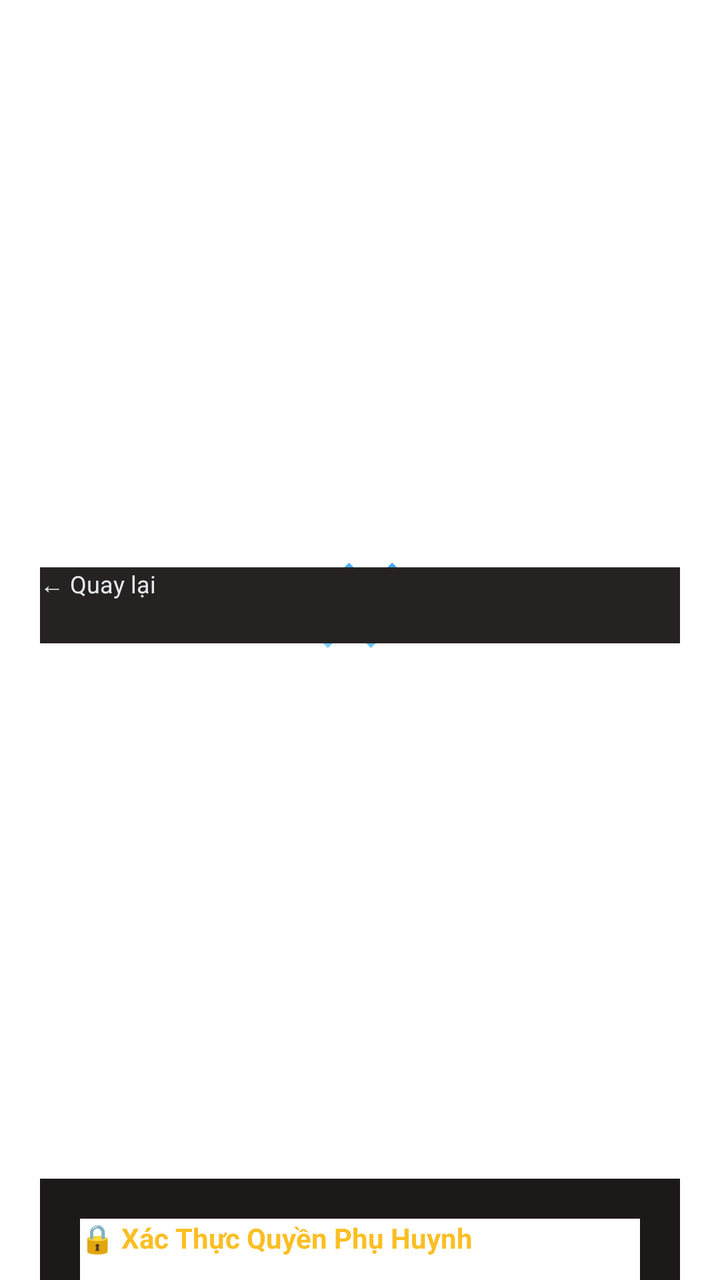
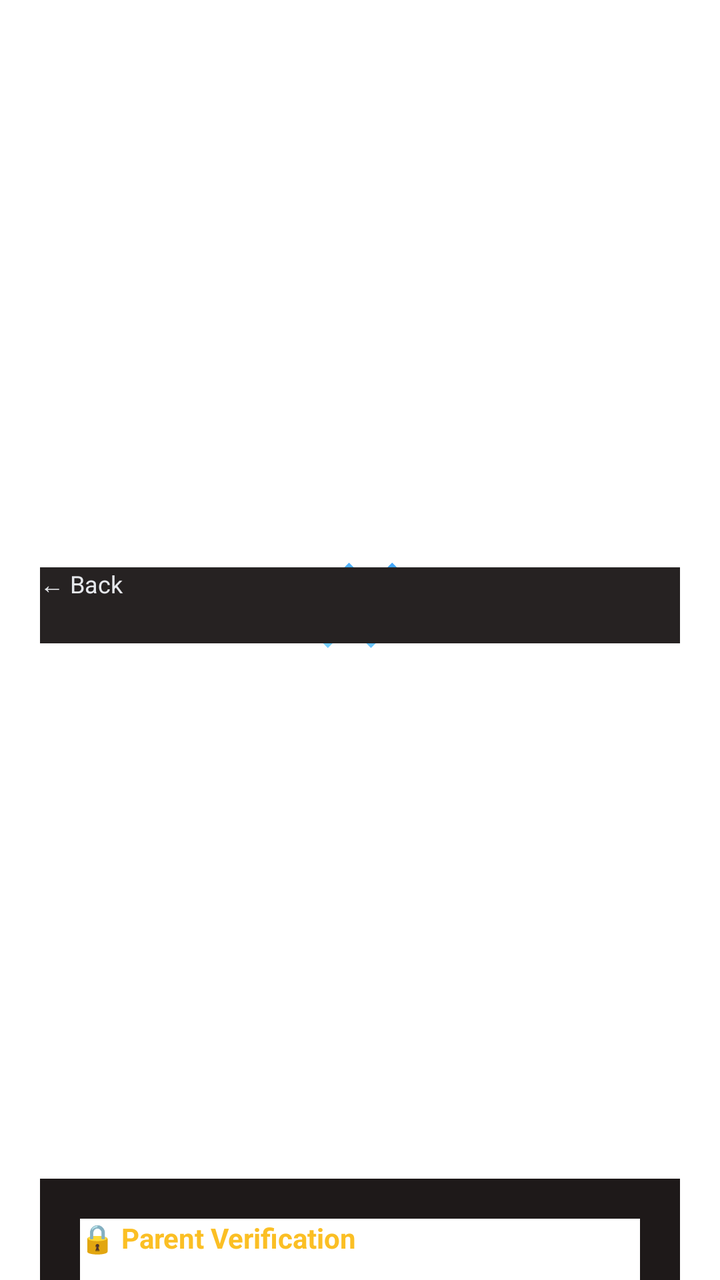

Screens rendered from an Android XML layout before and after an edit, with the pre-edit source and the edit as a unified diff.
<!-- AndroidManifest.xml: activity theme AppTheme.NoActionBarLaunch -->
<!-- res/layout/activity_parent_settings.xml -->
<?xml version="1.0" encoding="utf-8"?>
<ScrollView xmlns:android="http://schemas.android.com/apk/res/android"
    android:layout_width="match_parent"
    android:layout_height="match_parent"
    android:background="#0A0708"
    android:fillViewport="true">

    <LinearLayout
        android:layout_width="match_parent"
        android:layout_height="wrap_content"
        android:orientation="vertical"
        android:paddingStart="20dp"
        android:paddingEnd="20dp"
        android:paddingTop="36dp"
        android:paddingBottom="40dp">

        
        <LinearLayout
            android:layout_width="match_parent"
            android:layout_height="wrap_content"
            android:orientation="horizontal"
            android:gravity="center_vertical"
            android:layout_marginBottom="20dp">

            <Button
                android:id="@+id/btnBackFromSettings"
                android:layout_width="wrap_content"
                android:layout_height="38dp"
                android:backgroundTint="#262222"
                android:text="← Quay lại"
                android:textColor="#E5E7EB"
                android:textSize="12sp" />

            <TextView
                android:layout_width="0dp"
                android:layout_height="wrap_content"
                android:layout_weight="1"
                android:text="Cài Đặt Phụ Huynh"
                android:textColor="#FEF3C7"
                android:textSize="18sp"
                android:textStyle="bold"
                android:gravity="center" />

            <View
                android:layout_width="40dp"
                android:layout_height="1dp" />
        </LinearLayout>

        
        <LinearLayout
            android:id="@+id/layoutPinGate"
            android:layout_width="match_parent"
            android:layout_height="wrap_content"
            android:background="#1E1919"
            android:orientation="vertical"
            android:padding="20dp">

            <TextView
                android:layout_width="wrap_content"
                android:layout_height="wrap_content"
                android:text="🔒 Xác Thực Quyền Phụ Huynh"
                android:textColor="#FBBF24"
                android:textSize="14sp"
                android:textStyle="bold" />

            <TextView
                android:layout_width="wrap_content"
                android:layout_height="wrap_content"
                android:layout_marginTop="4dp"
                android:text="Nhập mã PIN 4 số (Mặc định: 1225 - Đêm Noel):"
                android:textColor="#9CA3AF"
                android:textSize="12sp" />

            <EditText
                android:id="@+id/etPinCode"
                android:layout_width="match_parent"
                android:layout_height="48dp"
                android:layout_marginTop="12dp"
                android:background="#2E2828"
                android:inputType="numberPassword"
                android:maxLength="4"
                android:textColor="#FFFFFF"
                android:textColorHint="#6B7280"
                android:hint="Nhập 1225"
                android:paddingStart="12dp"
                android:paddingEnd="12dp" />

            <Button
                android:id="@+id/btnVerifyPin"
                android:layout_width="match_parent"
                android:layout_height="48dp"
                android:layout_marginTop="12dp"
                android:backgroundTint="#059669"
                android:text="Mở Khóa Bảng Điều Khiển"
                android:textColor="#FFFFFF"
                android:textStyle="bold" />
        </LinearLayout>

        
        <LinearLayout
            android:id="@+id/layoutProfileForm"
            android:layout_width="match_parent"
            android:layout_height="wrap_content"
            android:orientation="vertical"
            android:visibility="gone">

            
            <TextView
                android:layout_width="wrap_content"
                android:layout_height="wrap_content"
                android:text="Tên của bé:"
                android:textColor="#FEF3C7"
                android:textSize="13sp"
                android:textStyle="bold"
                android:layout_marginTop="12dp" />

            <EditText
                android:id="@+id/etChildName"
                android:layout_width="match_parent"
                android:layout_height="48dp"
                android:background="#1E1919"
                android:textColor="#FFFFFF"
                android:hint="Ví dụ: Bé Bo, Nam, Linh"
                android:textColorHint="#6B7280"
                android:paddingStart="12dp"
                android:paddingEnd="12dp"
                android:layout_marginTop="4dp" />

            
            <TextView
                android:layout_width="wrap_content"
                android:layout_height="wrap_content"
                android:text="Tuổi của bé:"
                android:textColor="#FEF3C7"
                android:textSize="13sp"
                android:textStyle="bold"
                android:layout_marginTop="12dp" />

            <EditText
                android:id="@+id/etChildAge"
                android:layout_width="match_parent"
                android:layout_height="48dp"
                android:background="#1E1919"
                android:inputType="number"
                android:textColor="#FFFFFF"
                android:hint="Ví dụ: 5"
                android:textColorHint="#6B7280"
                android:paddingStart="12dp"
                android:paddingEnd="12dp"
                android:layout_marginTop="4dp" />

            
            <TextView
                android:layout_width="wrap_content"
                android:layout_height="wrap_content"
                android:text="Món quà bé đang mong ước nhất:"
                android:textColor="#FEF3C7"
                android:textSize="13sp"
                android:textStyle="bold"
                android:layout_marginTop="12dp" />

            <EditText
                android:id="@+id/etChildGift"
                android:layout_width="match_parent"
                android:layout_height="48dp"
                android:background="#1E1919"
                android:textColor="#FFFFFF"
                android:hint="Ví dụ: Bộ xếp hình cỗ xe tuần lộc Lego"
                android:textColorHint="#6B7280"
                android:paddingStart="12dp"
                android:paddingEnd="12dp"
                android:layout_marginTop="4dp" />

            
            <TextView
                android:layout_width="wrap_content"
                android:layout_height="wrap_content"
                android:text="Ngôn ngữ Santa trò chuyện:"
                android:textColor="#FEF3C7"
                android:textSize="13sp"
                android:textStyle="bold"
                android:layout_marginTop="12dp" />

            <LinearLayout
                android:layout_width="match_parent"
                android:layout_height="wrap_content"
                android:orientation="horizontal"
                android:weightSum="2"
                android:layout_marginTop="6dp">

                <Button
                    android:id="@+id/btnLangVi"
                    android:layout_width="0dp"
                    android:layout_height="44dp"
                    android:layout_weight="1"
                    android:layout_marginEnd="4dp"
                    android:backgroundTint="#059669"
                    android:text="🇻🇳 Tiếng Việt"
                    android:textColor="#FFFFFF"
                    android:textStyle="bold" />

                <Button
                    android:id="@+id/btnLangEn"
                    android:layout_width="0dp"
                    android:layout_height="44dp"
                    android:layout_weight="1"
                    android:layout_marginStart="4dp"
                    android:backgroundTint="#262222"
                    android:text="🇺🇸 English"
                    android:textColor="#E5E7EB"
                    android:textStyle="bold" />
            </LinearLayout>

            
            <Button
                android:id="@+id/btnSaveProfile"
                android:layout_width="match_parent"
                android:layout_height="52dp"
                android:layout_marginTop="24dp"
                android:backgroundTint="#DC2626"
                android:text="💾 Lưu Hồ Sơ &amp; Cài Đặt"
                android:textColor="#FFFFFF"
                android:textSize="14sp"
                android:textStyle="bold" />

        </LinearLayout>

    </LinearLayout>

</ScrollView>
<!-- resources referenced by this layout -->
<resources>
  <style name="AppTheme.NoActionBarLaunch" parent="Theme.SplashScreen">
          <item name="android:background">@drawable/splash</item>
      </style>
  <!-- drawable splash: png bitmap (drawable, 4040 bytes) -->
</resources>

<!-- the commit's change to res/layout/activity_parent_settings.xml (unified diff, before → after) -->
@@ -27,7 +27,7 @@
                 android:layout_width="wrap_content"
                 android:layout_height="38dp"
                 android:backgroundTint="#262222"
-                android:text="← Quay lại"
+                android:text="← Back"
                 android:textColor="#E5E7EB"
                 android:textSize="12sp" />
 
@@ -35,7 +35,7 @@
                 android:layout_width="0dp"
                 android:layout_height="wrap_content"
                 android:layout_weight="1"
-                android:text="Cài Đặt Phụ Huynh"
+                android:text="Parent Settings"
                 android:textColor="#FEF3C7"
                 android:textSize="18sp"
                 android:textStyle="bold"
@@ -58,7 +58,7 @@
             <TextView
                 android:layout_width="wrap_content"
                 android:layout_height="wrap_content"
-                android:text="🔒 Xác Thực Quyền Phụ Huynh"
+                android:text="🔒 Parent Verification"
                 android:textColor="#FBBF24"
                 android:textSize="14sp"
                 android:textStyle="bold" />
@@ -67,7 +67,7 @@
                 android:layout_width="wrap_content"
                 android:layout_height="wrap_content"
                 android:layout_marginTop="4dp"
-                android:text="Nhập mã PIN 4 số (Mặc định: 1225 - Đêm Noel):"
+                android:text="Enter 4-digit PIN (Default: 1225 - Christmas Eve):"
                 android:textColor="#9CA3AF"
                 android:textSize="12sp" />
 
@@ -81,7 +81,7 @@
                 android:maxLength="4"
                 android:textColor="#FFFFFF"
                 android:textColorHint="#6B7280"
-                android:hint="Nhập 1225"
+                android:hint="Enter 1225"
                 android:paddingStart="12dp"
                 android:paddingEnd="12dp" />
 
@@ -91,7 +91,7 @@
                 android:layout_height="48dp"
                 android:layout_marginTop="12dp"
                 android:backgroundTint="#059669"
-                android:text="Mở Khóa Bảng Điều Khiển"
+                android:text="Unlock Dashboard"
                 android:textColor="#FFFFFF"
                 android:textStyle="bold" />
         </LinearLayout>
@@ -108,7 +108,7 @@
             <TextView
                 android:layout_width="wrap_content"
                 android:layout_height="wrap_content"
-                android:text="Tên của bé:"
+                android:text="Child's Name:"
                 android:textColor="#FEF3C7"
                 android:textSize="13sp"
                 android:textStyle="bold"
@@ -120,7 +120,7 @@
                 android:layout_height="48dp"
                 android:background="#1E1919"
                 android:textColor="#FFFFFF"
-                android:hint="Ví dụ: Bé Bo, Nam, Linh"
+                android:hint="e.g. Leo, Emma, Noah"
                 android:textColorHint="#6B7280"
                 android:paddingStart="12dp"
                 android:paddingEnd="12dp"
@@ -130,7 +130,7 @@
             <TextView
                 android:layout_width="wrap_content"
                 android:layout_height="wrap_content"
-                android:text="Tuổi của bé:"
+                android:text="Child's Age:"
                 android:textColor="#FEF3C7"
                 android:textSize="13sp"
                 android:textStyle="bold"
@@ -143,7 +143,7 @@
                 android:background="#1E1919"
                 android:inputType="number"
                 android:textColor="#FFFFFF"
-                android:hint="Ví dụ: 5"
+                android:hint="e.g. 5"
                 android:textColorHint="#6B7280"
                 android:paddingStart="12dp"
                 android:paddingEnd="12dp"
@@ -153,7 +153,7 @@
             <TextView
                 android:layout_width="wrap_content"
                 android:layout_height="wrap_content"
-                android:text="Món quà bé đang mong ước nhất:"
+                android:text="Child's Dream Gift:"
                 android:textColor="#FEF3C7"
                 android:textSize="13sp"
                 android:textStyle="bold"
@@ -165,7 +165,7 @@
                 android:layout_height="48dp"
                 android:background="#1E1919"
                 android:textColor="#FFFFFF"
-                android:hint="Ví dụ: Bộ xếp hình cỗ xe tuần lộc Lego"
+                android:hint="e.g. Lego Reindeer Sleigh"
                 android:textColorHint="#6B7280"
                 android:paddingStart="12dp"
                 android:paddingEnd="12dp"
@@ -175,7 +175,7 @@
             <TextView
                 android:layout_width="wrap_content"
                 android:layout_height="wrap_content"
-                android:text="Ngôn ngữ Santa trò chuyện:"
+                android:text="Nice List Status:"
                 android:textColor="#FEF3C7"
                 android:textSize="13sp"
                 android:textStyle="bold"
@@ -195,7 +195,7 @@
                     android:layout_weight="1"
                     android:layout_marginEnd="4dp"
                     android:backgroundTint="#059669"
-                    android:text="🇻🇳 Tiếng Việt"
+                    android:text="⭐ Nice List"
                     android:textColor="#FFFFFF"
                     android:textStyle="bold" />
 
@@ -206,7 +206,7 @@
                     android:layout_weight="1"
                     android:layout_marginStart="4dp"
                     android:backgroundTint="#262222"
-                    android:text="🇺🇸 English"
+                    android:text="⚠️ Needs Work"
                     android:textColor="#E5E7EB"
                     android:textStyle="bold" />
             </LinearLayout>
@@ -218,7 +218,7 @@
                 android:layout_height="52dp"
                 android:layout_marginTop="24dp"
                 android:backgroundTint="#DC2626"
-                android:text="💾 Lưu Hồ Sơ &amp; Cài Đặt"
+                android:text="💾 Save Profile &amp; Settings"
                 android:textColor="#FFFFFF"
                 android:textSize="14sp"
                 android:textStyle="bold" />
